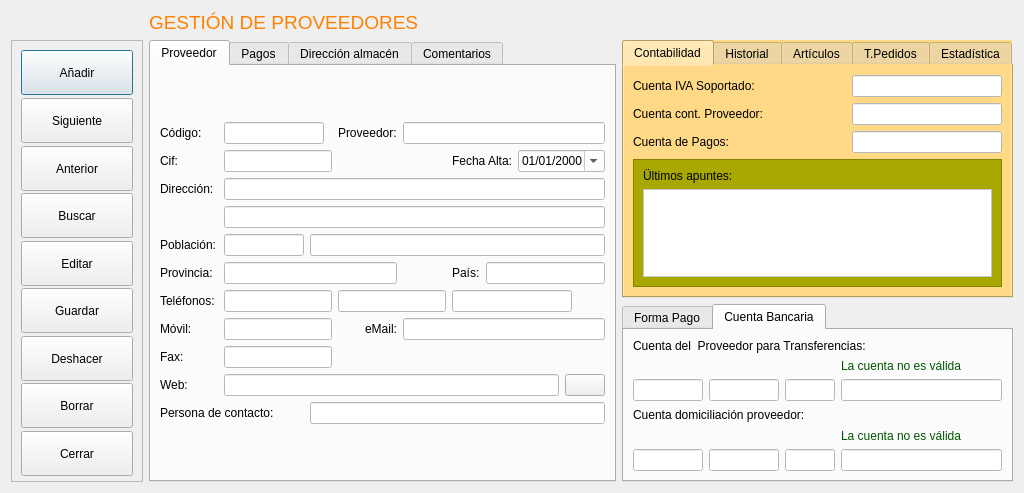
Before: the Qt Designer form frmproveedores.ui in arcnexus/RedFoX, drawn with Qt 5.
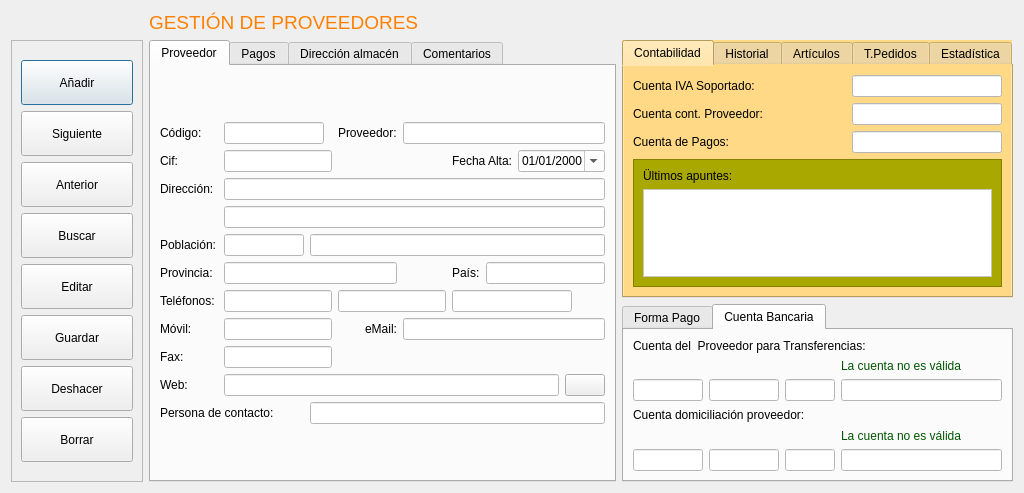
After: the same form once the commit is applied. Icons and pictures are not drawn.

Commit message: ToolButons y botones cerrar Cambiados los ToolButton por sus Menu Action correspondientes en MainWindow. Borrado los borrotes cerrar de la subforms.

```diff
--- a/frmproveedores.ui
+++ b/frmproveedores.ui
@@ -235,29 +235,6 @@
           </property>
          </widget>
         </item>
-        <item>
-         <widget class="QPushButton" name="btnCerrar">
-          <property name="minimumSize">
-           <size>
-            <width>0</width>
-            <height>45</height>
-           </size>
-          </property>
-          <property name="text">
-           <string>Cerrar</string>
-          </property>
-          <property name="icon">
-           <iconset resource="terra.qrc">
-            <normaloff>:/Icons/PNG/Exit.png</normaloff>:/Icons/PNG/Exit.png</iconset>
-          </property>
-          <property name="iconSize">
-           <size>
-            <width>24</width>
-            <height>24</height>
-           </size>
-          </property>
-         </widget>
-        </item>
        </layout>
       </item>
      </layout>
```
Left out of the diff: 1 changed line with no effect on the pictures. The commit also changes 16 other files.
